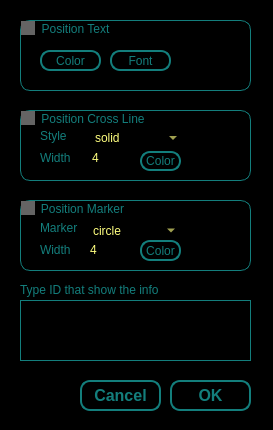
Old version of the form viewers/phero_bg_info_setting.ui in the repository XuelongSun/VColCOSP_GUI.
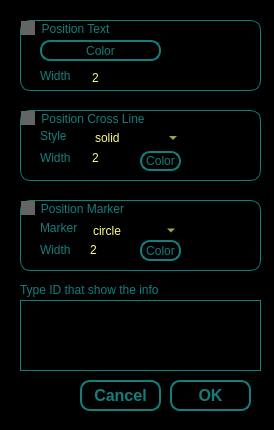
New version of the form.

Commit message: Enable localization info style setting.

```diff
--- a/viewers/phero_bg_info_setting.ui
+++ b/viewers/phero_bg_info_setting.ui
@@ -6,7 +6,7 @@
    <rect>
     <x>0</x>
     <y>0</y>
-    <width>273</width>
+    <width>274</width>
     <height>430</height>
    </rect>
   </property>
@@ -22,7 +22,7 @@
     <rect>
      <x>20</x>
      <y>20</y>
-     <width>231</width>
+     <width>241</width>
      <height>71</height>
     </rect>
    </property>
@@ -53,8 +53,8 @@
     <property name="geometry">
      <rect>
       <x>20</x>
-      <y>30</y>
-      <width>61</width>
+      <y>20</y>
+      <width>121</width>
       <height>21</height>
      </rect>
     </property>
@@ -66,27 +66,10 @@
      <string>Color</string>
     </property>
    </widget>
-   <widget class="QPushButton" name="pb_pos_text_font">
-    <property name="geometry">
-     <rect>
-      <x>90</x>
-      <y>30</y>
-      <width>61</width>
-      <height>21</height>
-     </rect>
-    </property>
-    <property name="styleSheet">
-     <string notr="true">border: 2px solid rgb(19, 126, 124);
-border-radius:10px;</string>
-    </property>
-    <property name="text">
-     <string>Font</string>
-    </property>
-   </widget>
    <widget class="QLabel" name="lv_pos_text">
     <property name="geometry">
      <rect>
-      <x>170</x>
+      <x>180</x>
       <y>10</y>
       <width>51</width>
       <height>51</height>
@@ -96,13 +79,50 @@
      <string/>
     </property>
    </widget>
+   <widget class="QSpinBox" name="sb_pos_text_width">
+    <property name="geometry">
+     <rect>
+      <x>70</x>
+      <y>50</y>
+      <width>71</width>
+      <height>16</height>
+     </rect>
+    </property>
+    <property name="styleSheet">
+     <string notr="true">border: 2px soild rgb(19, 126, 124);
+color: rgb(255, 255, 127);
+</string>
+    </property>
+    <property name="maximum">
+     <number>100</number>
+    </property>
+    <property name="value">
+     <number>2</number>
+    </property>
+    <property name="displayIntegerBase">
+     <number>10</number>
+    </property>
+   </widget>
+   <widget class="QLabel" name="label_16">
+    <property name="geometry">
+     <rect>
+      <x>20</x>
+      <y>46</y>
+      <width>51</width>
+      <height>20</height>
+     </rect>
+    </property>
+    <property name="text">
+     <string>Width</string>
+    </property>
+   </widget>
   </widget>
   <widget class="QGroupBox" name="groupBox_pos_cline">
    <property name="geometry">
     <rect>
      <x>20</x>
      <y>110</y>
-     <width>231</width>
+     <width>241</width>
      <height>71</height>
     </rect>
    </property>
@@ -147,7 +167,7 @@
      <number>100</number>
     </property>
     <property name="value">
-     <number>4</number>
+     <number>2</number>
     </property>
     <property name="displayIntegerBase">
      <number>10</number>
@@ -186,7 +206,7 @@
    <widget class="QLabel" name="lv_pos_line">
     <property name="geometry">
      <rect>
-      <x>170</x>
+      <x>180</x>
       <y>10</y>
       <width>51</width>
       <height>51</height>
@@ -248,7 +268,7 @@
     <rect>
      <x>20</x>
      <y>200</y>
-     <width>231</width>
+     <width>241</width>
      <height>71</height>
     </rect>
    </property>
@@ -341,7 +361,7 @@
    <widget class="QLabel" name="lv_pos_marker">
     <property name="geometry">
      <rect>
-      <x>170</x>
+      <x>180</x>
       <y>10</y>
       <width>51</width>
       <height>51</height>
@@ -382,7 +402,7 @@
      <number>100</number>
     </property>
     <property name="value">
-     <number>4</number>
+     <number>2</number>
     </property>
     <property name="displayIntegerBase">
      <number>10</number>
@@ -457,8 +477,8 @@
     <rect>
      <x>20</x>
      <y>300</y>
-     <width>231</width>
-     <height>61</height>
+     <width>241</width>
+     <height>71</height>
     </rect>
    </property>
    <property name="font">
```
The commit also changes 3 other files.
